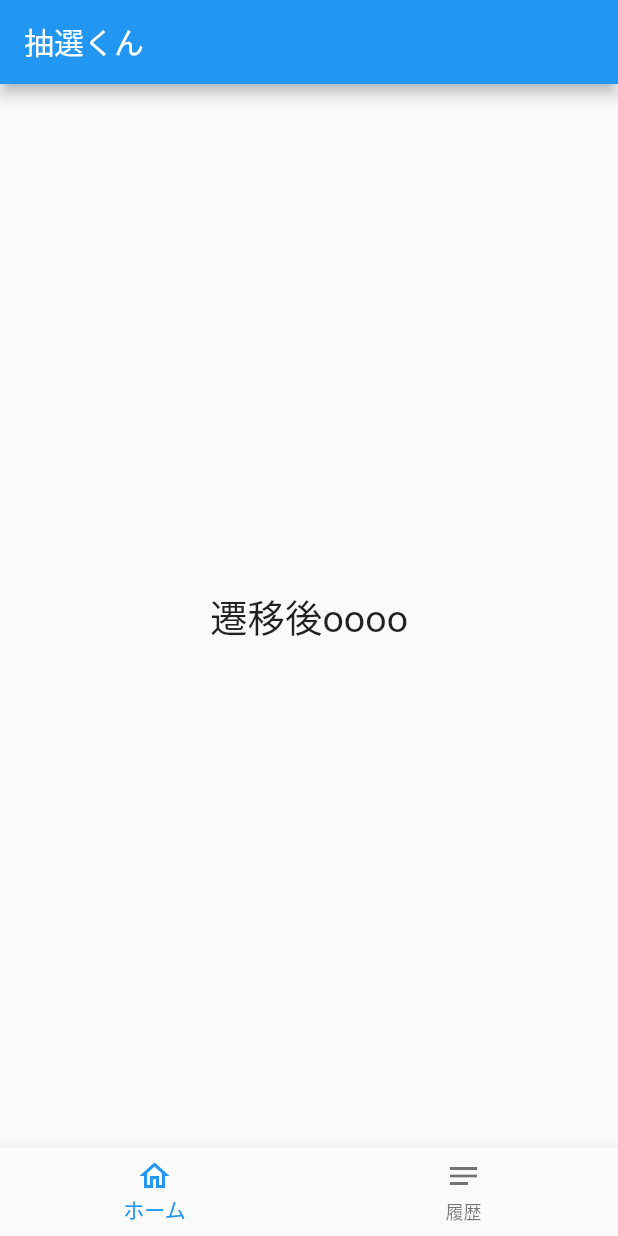
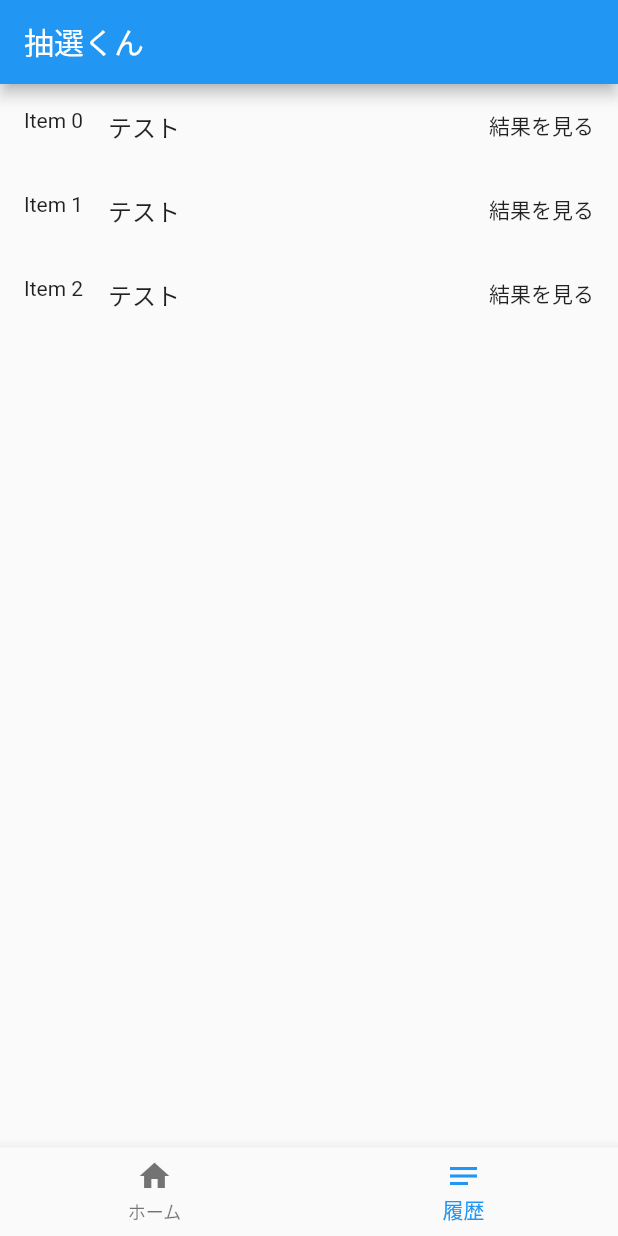
Before and after one commit to yoshi-0628/chusen_kun, a Flutter app: the screen it shows after launch, item 2 of the bottom bar chosen, on a phone screen of 412 x 824 dp. Run offline on Flutter 3.47's test engine with Material 2 defaults, Android fonts, the phone set to English and light mode, and no system bars; our stand-ins replace cloud_firestore, firebase_core, firebase_messaging, qr_flutter; missing offline and left inert: qr_code_scanner; accounts and stored records are empty.

Commit message:
history適当に実装

```diff
--- /dev/null
+++ b/lib/firestore/token.dart
@@ -0,0 +1,31 @@
+import 'dart:math';
+
+import 'package:chusen_kun/model/join.dart';
+import 'package:chusen_kun/model/lottery.dart';
+import 'package:chusen_kun/theme/dialog.dart';
+import 'package:cloud_firestore/cloud_firestore.dart';
+import 'package:firebase_core/firebase_core.dart';
+import 'package:flutter/material.dart';
+import 'package:firebase_messaging/firebase_messaging.dart';
+
+class TokenFireStore {
+  static final _firestoreInstance = FirebaseFirestore.instance;
+  static final CollectionReference tokens =
+      _firestoreInstance.collection('token');
+
+  // 履歴を取得する
+  static Future<dynamic> getHistory() async {
+    try {
+      final messaging = FirebaseMessaging.instance;
+      final String? _token = await messaging.getToken();
+
+      // print(_token);
+      DocumentReference doc = tokens.doc(_token);
+      DocumentSnapshot snap = await doc.get();
+      return snap.get('uids');
+
+    } on FirebaseException catch (e) {
+      throw Error();
+    }
+  }
+}
--- a/lib/page/history.dart
+++ b/lib/page/history.dart
@@ -1,4 +1,7 @@
 import 'package:flutter/material.dart';
+
+import '../firestore/token.dart';
+
 
 class History extends StatefulWidget {
   const History({Key? key}) : super(key: key);
@@ -8,15 +11,43 @@ class History extends StatefulWidget {
 }
 
 class _History extends State<History> {
+  final List<String> items = List<String>.generate(3, (i) => 'Item $i');
+  final List<Map<String, String>> test = [
+    {'テスト題名１': '1'},
+    {'': ''}
+  ];
+
+  @override
+  void initState() {
+    super.initState();
+    Future(() async {
+      var result = await TokenFireStore.getHistory();
+      print(result);
+    });
+  }
+
   @override
   Widget build(BuildContext context) {
     return Container(
       child: Center(
-        child: Text(
-          '遷移後oooo',
-          style: TextStyle(
-            fontSize: 25,
-          ),
+        child: ListView.builder(
+          itemCount: items.length,
+          itemBuilder: (context, index) {
+            return ListTile(
+                leading: Text(items[index]),
+                trailing: Text('結果を見る'),
+                title: SizedBox(
+                  width: double.infinity,
+                  child: Row(
+                    children: [
+                      Text(
+                        'テスト',
+                        textAlign: TextAlign.right,
+                      ),
+                    ],
+                  ),
+                ));
+          },
         ),
       ),
     );
--- a/lib/page/home.dart
+++ b/lib/page/home.dart
@@ -20,8 +20,8 @@ class _Home extends State<Home> {
 
   int _currentIndex = 0;
   final _pageWidgets = [
-    HomeWidget(),
-    History(),
+    const HomeWidget(),
+    const History(),
   ];
 
   @override
@@ -55,6 +55,7 @@ class _Home extends State<Home> {
           ),
         ],
         onTap: _onItemTapped,
+        currentIndex: _currentIndex,
       ),
     );
   }
```
